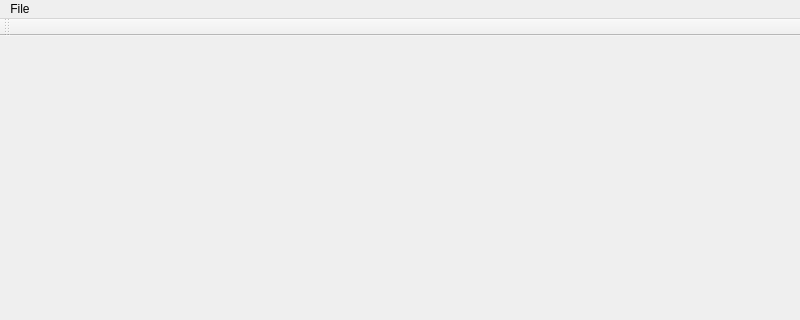
Hokan-Ashir/Just-Another-Tetris-Game, file forms/mainwindow.ui: the form before one commit; both pictures show x 0 to 800 and y 0 to 320 of the 800 by 600 pixel window.
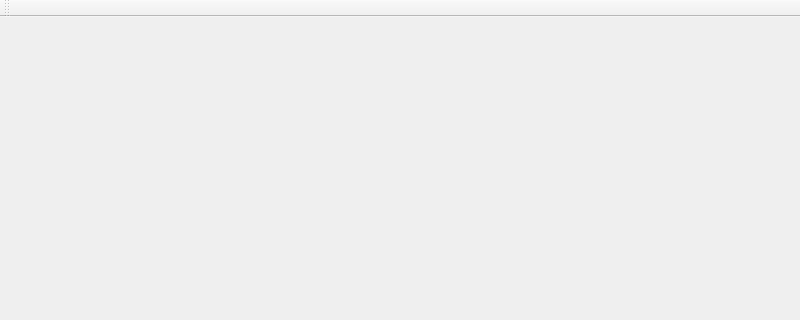
The form after the commit.

What changed in the file:
```diff
--- a/forms/mainwindow.ui
+++ b/forms/mainwindow.ui
@@ -10,6 +10,24 @@
     <height>600</height>
    </rect>
   </property>
+  <property name="sizePolicy">
+   <sizepolicy hsizetype="Fixed" vsizetype="Fixed">
+    <horstretch>0</horstretch>
+    <verstretch>0</verstretch>
+   </sizepolicy>
+  </property>
+  <property name="minimumSize">
+   <size>
+    <width>800</width>
+    <height>600</height>
+   </size>
+  </property>
+  <property name="maximumSize">
+   <size>
+    <width>800</width>
+    <height>600</height>
+   </size>
+  </property>
   <property name="windowTitle">
    <string>MainWindow</string>
   </property>
@@ -23,13 +41,6 @@
      <height>25</height>
     </rect>
    </property>
-   <widget class="QMenu" name="menuFile">
-    <property name="title">
-     <string>File</string>
-    </property>
-    <addaction name="actionExit"/>
-   </widget>
-   <addaction name="menuFile"/>
   </widget>
   <widget class="QToolBar" name="mainToolBar">
    <attribute name="toolBarArea">
```
Left out of the diff: 2 changed lines with no effect on the pictures.
